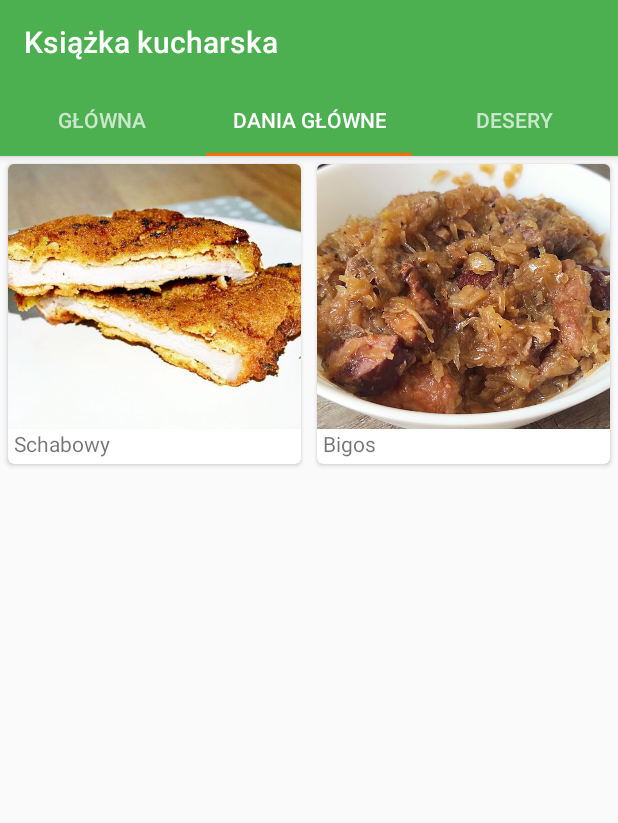
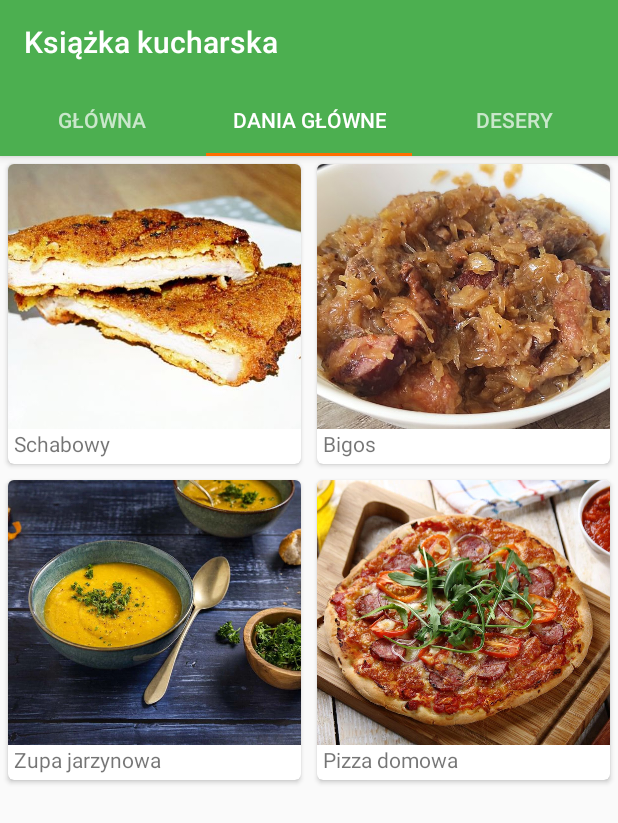
Before and after one commit to whpac/android-cookbook, an Android app: the screen it shows after launch (MainActivity), tab 2 chosen, on a phone screen of 412 x 824 dp. Shown: the top 823 px of the screen. Run offline under Robolectric (Android 15) with nearby library versions, the phone set to English and light mode, and no system bars.

Commit message:
Nowe przepisy

```diff
--- a/app/src/main/java/pl/put/cookbook/DetailActivity.kt
+++ b/app/src/main/java/pl/put/cookbook/DetailActivity.kt
@@ -23,9 +23,10 @@ class DetailActivity : AppCompatActivity() {
 
         val frag = supportFragmentManager.findFragmentById(R.id.details_frag) as RecipeDetailsFragment?
         val recipeId = intent.extras?.getLong(EXTRA_RECIPE_ID) ?: 0
-        frag?.setRecipe(recipeId)
+        val tabId = intent.extras?.getInt(EXTRA_TAB_ID) ?: 0
+        frag?.setRecipe(recipeId, tabId)
 
-        val recipe = Recipe.recipes[recipeId.toInt()]
+        val recipe = Recipe.recipes[tabId][recipeId.toInt()]
         val recipeImage = findViewById<ImageView>(R.id.recipe_image)
         recipeImage.setImageResource(recipe.getImageResourceId())
         this.title = recipe.getName()
@@ -41,5 +42,6 @@ class DetailActivity : AppCompatActivity() {
 
     companion object {
         const val EXTRA_RECIPE_ID = "recipe_id"
+        const val EXTRA_TAB_ID = "tab_id"
     }
 }
--- a/app/src/main/java/pl/put/cookbook/FragmentTab1.kt
+++ b/app/src/main/java/pl/put/cookbook/FragmentTab1.kt
@@ -14,21 +14,21 @@ import pl.put.cookbook.recipes.Recipe
 class FragmentTab1 : Fragment() {
 
     interface ItemListenerActivity {
-        fun onItemClicked(id: Long)
+        fun onItemClicked(id: Long, tab: Int)
     }
 
     override fun onCreateView(inflater: LayoutInflater, container: ViewGroup?, savedInstanceState: Bundle?): View {
         val recipeRecycler = inflater.inflate(R.layout.fragment_tab1, container, false) as RecyclerView
-        val recipeNames = arrayOfNulls<String>(Recipe.recipes.size)
+        val recipeNames = arrayOfNulls<String>(Recipe.recipesMainCourses.size)
         for (i in recipeNames.indices) {
-            recipeNames[i] = Recipe.recipes[i].getName()
+            recipeNames[i] = Recipe.recipesMainCourses[i].getName()
         }
 
-        val cocktailImages = IntArray(Recipe.recipes.size)
-        for (i in cocktailImages.indices) {
-            cocktailImages[i] = Recipe.recipes[i].getImageResourceId()
+        val recipeImages = IntArray(Recipe.recipesMainCourses.size)
+        for (i in recipeImages.indices) {
+            recipeImages[i] = Recipe.recipesMainCourses[i].getImageResourceId()
         }
-        val adapter = CaptionedImagesAdapter(recipeNames, cocktailImages)
+        val adapter = CaptionedImagesAdapter(recipeNames, recipeImages)
         recipeRecycler.adapter = adapter
         val layoutManager = GridLayoutManager(activity, 2)
         recipeRecycler.layoutManager = layoutManager
@@ -37,7 +37,7 @@ class FragmentTab1 : Fragment() {
             override fun onClick(position: Int) {
                 try {
                     val a = this@FragmentTab1.activity as ItemListenerActivity
-                    a.onItemClicked(position.toLong())
+                    a.onItemClicked(position.toLong(), 0)
                 } catch (_: Exception){
                     Log.i("RECIPES", "Activity doesn't implement interface")
                 }
--- a/app/src/main/java/pl/put/cookbook/FragmentTab2.kt
+++ b/app/src/main/java/pl/put/cookbook/FragmentTab2.kt
@@ -14,21 +14,21 @@ import pl.put.cookbook.recipes.Recipe
 class FragmentTab2 : Fragment() {
 
     interface ItemListenerActivity {
-        fun onItemClicked(id: Long)
+        fun onItemClicked(id: Long, tab: Int)
     }
 
     override fun onCreateView(inflater: LayoutInflater, container: ViewGroup?, savedInstanceState: Bundle?): View {
         val recipeRecycler = inflater.inflate(R.layout.fragment_tab1, container, false) as RecyclerView
-        val recipeNames = arrayOfNulls<String>(Recipe.recipes.size)
+        val recipeNames = arrayOfNulls<String>(Recipe.recipesDesserts.size)
         for (i in recipeNames.indices) {
-            recipeNames[i] = Recipe.recipes[i].getName()
+            recipeNames[i] = Recipe.recipesDesserts[i].getName()
         }
 
-        val cocktailImages = IntArray(Recipe.recipes.size)
-        for (i in cocktailImages.indices) {
-            cocktailImages[i] = Recipe.recipes[i].getImageResourceId()
+        val recipeImages = IntArray(Recipe.recipesDesserts.size)
+        for (i in recipeImages.indices) {
+            recipeImages[i] = Recipe.recipesDesserts[i].getImageResourceId()
         }
-        val adapter = CaptionedImagesAdapter(recipeNames, cocktailImages)
+        val adapter = CaptionedImagesAdapter(recipeNames, recipeImages)
         recipeRecycler.adapter = adapter
         val layoutManager = GridLayoutManager(activity, 2)
         recipeRecycler.layoutManager = layoutManager
@@ -37,7 +37,7 @@ class FragmentTab2 : Fragment() {
             override fun onClick(position: Int) {
                 try {
                     val a = this@FragmentTab2.activity as ItemListenerActivity
-                    a.onItemClicked(position.toLong())
+                    a.onItemClicked(position.toLong(), 1)
                 } catch (_: Exception){
                     Log.i("RECIPES", "Activity doesn't implement interface")
                 }
--- a/app/src/main/java/pl/put/cookbook/MainActivity.kt
+++ b/app/src/main/java/pl/put/cookbook/MainActivity.kt
@@ -14,7 +14,7 @@ import android.util.Log
 import android.widget.FrameLayout
 
 
-class MainActivity : AppCompatActivity(), RecipeListFragment.Listener, FragmentTab1.ItemListenerActivity, FragmentTab2.ItemListenerActivity {
+class MainActivity : AppCompatActivity(), FragmentTab1.ItemListenerActivity, FragmentTab2.ItemListenerActivity {
 
     lateinit var pager: ViewPager
 
@@ -33,13 +33,13 @@ class MainActivity : AppCompatActivity(), RecipeListFragment.Listener, FragmentT
         tabLayout.setupWithViewPager(pager)
     }
 
-    override fun onItemClicked(id: Long) {
+    override fun onItemClicked(id: Long, tab: Int) {
         Log.i("RECIPES", id.toString())
         val detailsFragment = findViewById<FrameLayout>(R.id.recipe_details)
         if(detailsFragment != null) {
             val transaction = supportFragmentManager.beginTransaction()
             val recipeDetailsFragment = RecipeDetailsFragment()
-            recipeDetailsFragment.setRecipe(id)
+            recipeDetailsFragment.setRecipe(id, tab)
             transaction.replace(R.id.recipe_details, recipeDetailsFragment)
             transaction.setTransition(FragmentTransaction.TRANSIT_FRAGMENT_FADE)
             transaction.addToBackStack(null)
@@ -47,6 +47,7 @@ class MainActivity : AppCompatActivity(), RecipeListFragment.Listener, FragmentT
         } else {
             val intent = Intent(this, DetailActivity::class.java)
             intent.putExtra(DetailActivity.EXTRA_RECIPE_ID, id)
+            intent.putExtra(DetailActivity.EXTRA_TAB_ID, tab)
             startActivity(intent)
         }
     }
--- a/app/src/main/java/pl/put/cookbook/RecipeDetailsFragment.kt
+++ b/app/src/main/java/pl/put/cookbook/RecipeDetailsFragment.kt
@@ -12,6 +12,7 @@ import pl.put.cookbook.recipes.Recipe
 
 class RecipeDetailsFragment : Fragment() {
     private var recipeId: Long = 0
+    private var tabId: Int = 0
     private lateinit var timerFragment: TimerFragment
 
     override fun onCreateView(inflater: LayoutInflater, container: ViewGroup?, savedInstanceState: Bundle?): View? {
@@ -37,7 +38,7 @@ class RecipeDetailsFragment : Fragment() {
         super.onStart()
         val view = view ?: return
 
-        val recipe = Recipe.recipes[recipeId.toInt()]
+        val recipe = Recipe.recipes[tabId][recipeId.toInt()]
 
         val image = view.findViewById<ImageView>(R.id.recipe_image)
         image?.setImageResource(recipe.getImageResourceId())
@@ -56,8 +57,9 @@ class RecipeDetailsFragment : Fragment() {
         timerFragment.setSuggestedTimes(timeList.toArray(arrayOf()))
     }
 
-    fun setRecipe(recipeId: Long){
+    fun setRecipe(recipeId: Long, tabId: Int){
         this.recipeId = recipeId
+        this.tabId = tabId
     }
 
     override fun onSaveInstanceState(savedInstanceState: Bundle) {
--- a/app/src/main/java/pl/put/cookbook/RecipeListFragment.kt
+++ /dev/null
@@ -1,42 +0,0 @@
-package pl.put.cookbook
-
-import android.content.Context
-import android.os.Bundle
-import android.support.v4.app.ListFragment;
-import android.view.LayoutInflater
-import android.view.View
-import android.view.ViewGroup
-import android.widget.ArrayAdapter
-import android.widget.ListView
-import pl.put.cookbook.recipes.Recipe
-
-class RecipeListFragment : ListFragment() {
-
-    interface Listener {
-        fun onItemClicked(id: Long)
-    }
-
-    private var listener: Listener? = null
-
-    override fun onCreateView(inflater: LayoutInflater, container: ViewGroup?, savedInstanceState: Bundle?): View? {
-        val names = arrayOfNulls<String>(Recipe.recipes.size)
-        for (i in names.indices) {
-            names[i] = Recipe.recipes[i].getName()
-        }
-        val adapter: ArrayAdapter<String?> = ArrayAdapter<String?>(
-            inflater.context, android.R.layout.simple_list_item_1, names
-        )
-        listAdapter = adapter
-
-        return super.onCreateView(inflater, container, savedInstanceState)
-    }
-
-    override fun onAttach(context: Context?) {
-        super.onAttach(context)
-        listener = context as Listener?
-    }
-
-    override fun onListItemClick(listView: ListView, itemView: View, position: Int, id: Long) {
-        listener?.onItemClicked(id)
-    }
-}
--- a/app/src/main/java/pl/put/cookbook/recipes/Recipe.kt
+++ b/app/src/main/java/pl/put/cookbook/recipes/Recipe.kt
@@ -55,7 +55,7 @@ class Recipe private constructor(
     }
 
     companion object {
-        val recipes = arrayOf(
+        val recipesMainCourses = arrayOf(
             Recipe("Schabowy",R.drawable.schabowy, arrayOf(
                 Ingredient("Schab", 1.0, MeasureUnit.KILOGRAM),
                 Ingredient("Przyprawy", 0.0, MeasureUnit.NONE),
@@ -77,8 +77,94 @@ class Recipe private constructor(
                 Action("Pokrój na małe kawałki cebulę"),
                 Action("Podsmaż grzyby z cebulą", 300),
                 Action("Gotuj kapustę razem z grzybami", 3600)
+            )),
+            Recipe("Zupa jarzynowa", R.drawable.jarzynowa, arrayOf(
+                Ingredient("Cebula", 1.0, MeasureUnit.PIECE),
+                Ingredient("Ziemniaki", 0.25, MeasureUnit.KILOGRAM),
+                Ingredient("Pietruszka", 0.15, MeasureUnit.KILOGRAM),
+                Ingredient("Marchew", 0.2, MeasureUnit.KILOGRAM),
+                Ingredient("Por", 0.2, MeasureUnit.KILOGRAM),
+                Ingredient("Kostka rosołowa", 1.0, MeasureUnit.PIECE)
+            ), arrayOf(
+                Action("Warzywa obierz, oczyść i pokrój na kawałki"),
+                Action("Podsmaż warzywa, a jak się zarumienią, wlej 1l wody"),
+                Action("Dodaj kostkę rosołową i gotuj ok. 20 minut", 20*60),
+                Action("Zmiksuj zupę na krem, dopraw do smaku")
+            )),
+            Recipe("Pizza domowa", R.drawable.pizza, arrayOf(
+                Ingredient("Mąka pszenna", 0.5, MeasureUnit.KILOGRAM),
+                Ingredient("Woda", 0.3, MeasureUnit.LITER),
+                Ingredient("Sos pomidorowy lub keczup", 0.25, MeasureUnit.KILOGRAM),
+                Ingredient("Cukier", 0.05, MeasureUnit.KILOGRAM),
+                Ingredient("Oliwa", 0.05, MeasureUnit.LITER),
+                Ingredient("Sól", 0.0, MeasureUnit.NONE),
+                Ingredient("Drożdże", 0.0, MeasureUnit.NONE),
+                Ingredient("Wybrane dodatki", 0.0, MeasureUnit.NONE)
+            ), arrayOf(
+                Action("Wszystkie składniki ciasta połącz ze sobą, dobrze wyrabiając"),
+                Action("Odstaw ciasto do wyrośnięcia na 40 minut", 40*60),
+                Action("Przygotuj dodatki, krojąc je na plasterki lub kawałki"),
+                Action("Po wyrośnięciu podziel ciasto na 4 równe kule, każdą rozwałkuj"),
+                Action("Każdy placek posmaruj sosem pomidorowym, a następnie ułóż dodatki"),
+                Action("Piecz pizzę w temperaturze 200 stopni przez około 25 minut", 25*60)
             ))
         )
+
+        val recipesDesserts = arrayOf(
+            Recipe("Jabłecznik", R.drawable.jablecznik, arrayOf(
+                Ingredient("Mąka krupczatka", 0.25, MeasureUnit.KILOGRAM),
+                Ingredient("Masło", 0.1, MeasureUnit.KILOGRAM),
+                Ingredient("Cukier", 0.1, MeasureUnit.KILOGRAM),
+                Ingredient("Cukier waniliowy", 1.0, MeasureUnit.PIECE),
+                Ingredient("Jajka", 2.0, MeasureUnit.PIECE),
+                Ingredient("Jabłka", 0.5, MeasureUnit.KILOGRAM)
+            ), arrayOf(
+                Action("Obierz jabłka i pokrój je w kostkę"),
+                Action("Włóż jabłka do garnka i gotuj przez około 3 minuty", 180),
+                Action("Oddziel żółtka od białek, utrzyj masło z cukrem i cukrem waniliowym"),
+                Action("Dodaj żółtka i ubijaj aż masa się połączy. Wsyp mąkę i mieszaj aż ciasto będzie jednolite"),
+                Action("Połową ciasta wyłóż dno tortownicy, na to połóż podgotowane jabłka"),
+                Action("Na wierzch pokrusz resztę ciasta"),
+                Action("Piecz w piekarniku w temperaturze 170 stopni przez około 20 minut", 20*60)
+            )),
+            Recipe("Kruche ciasto z jagodami", R.drawable.jagodowe, arrayOf(
+                Ingredient("Mąka pszenna", 0.45, MeasureUnit.KILOGRAM),
+                Ingredient("Jajko", 1.0, MeasureUnit.PIECE),
+                Ingredient("Masło", 0.25, MeasureUnit.KILOGRAM),
+                Ingredient("Cukier", 0.2, MeasureUnit.KILOGRAM),
+                Ingredient("Sól", 0.0, MeasureUnit.NONE),
+                Ingredient("Proszek do pieczenia", 0.0, MeasureUnit.NONE),
+                Ingredient("Jagody", 0.5, MeasureUnit.KILOGRAM)
+            ), arrayOf(
+                Action("Do miski wsyp mąkę i łyżeczkę proszku do pieczenia. Dodaj cukier i szczyptę soli, masło i jajko. Zagnieć"),
+                Action("Połową ciasta wyłóż spód blachy"),
+                Action("Podpiecz w temperaturze 180 stopni przez 10 minut", 600),
+                Action("Na podpieczony spód połóż jagody"),
+                Action("Rozsyp na wierzchu resztę ciasta"),
+                Action("Piecz w temperaturze 180 stopni przez 35 minut", 35*60)
+            )),
+            Recipe("Rolada bananowa", R.drawable.bananowa, arrayOf(
+                Ingredient("Jajka", 3.0, MeasureUnit.PIECE),
+                Ingredient("Cukier", 0.1, MeasureUnit.KILOGRAM),
+                Ingredient("Mąka pszenna", 0.1, MeasureUnit.KILOGRAM),
+                Ingredient("Kakao", 0.03, MeasureUnit.KILOGRAM),
+                Ingredient("Śmietana kremówka", 0.4, MeasureUnit.LITER),
+                Ingredient("Banany", 2.0, MeasureUnit.PIECE),
+                Ingredient("Czekolada gorzka", 0.05, MeasureUnit.KILOGRAM),
+                Ingredient("Proszek do pieczenia", 0.0, MeasureUnit.NONE)
+            ), arrayOf(
+                Action("Białka oddziel od żółtek i ubij na pianę."),
+                Action("Do piany dodaj cukier i żółtka."),
+                Action("Dodaj przesianą mąkę, łyżeczkę proszku do pieczenia i kakao"),
+                Action("Przełóż ciasto na blaszkę i piecz 8 minut w temp. 200 stopni.", 8*60),
+                Action("Ubij śmietanę, dodaj do niej drobno startą czekoladę i wymieszaj"),
+                Action("Posmaruj masą upieczony biszkopt"),
+                Action("Połóż na środku obrane ze skórki banany i zawiń ciasto w rulon"),
+                Action("Odłóż do lodówki na minimum godzinę", 3600)
+            ))
+        )
+
+        val recipes = arrayOf(recipesMainCourses, recipesDesserts)
     }
 
 }
```
Also changed, not shown: app/src/main/res/drawable-nodpi/bananowa.jpg (added), app/src/main/res/drawable-nodpi/jablecznik.jpg (added), app/src/main/res/drawable-nodpi/jagodowe.jpg (added), app/src/main/res/drawable-nodpi/jarzynowa.jpg (added), app/src/main/res/drawable-nodpi/pizza.jpg (added).
